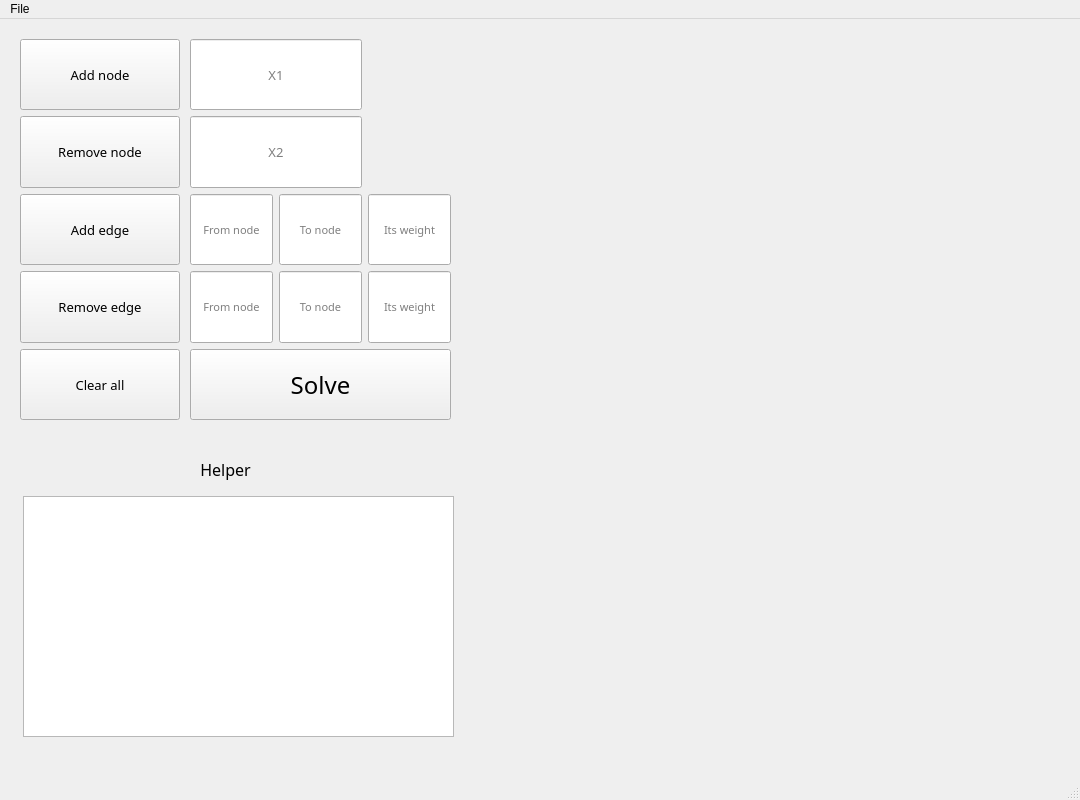
The window that ui_tmp.ui (elsayed5454/Signal-Flow-Graph-Solver) describes before a commit, drawn with Qt 5.
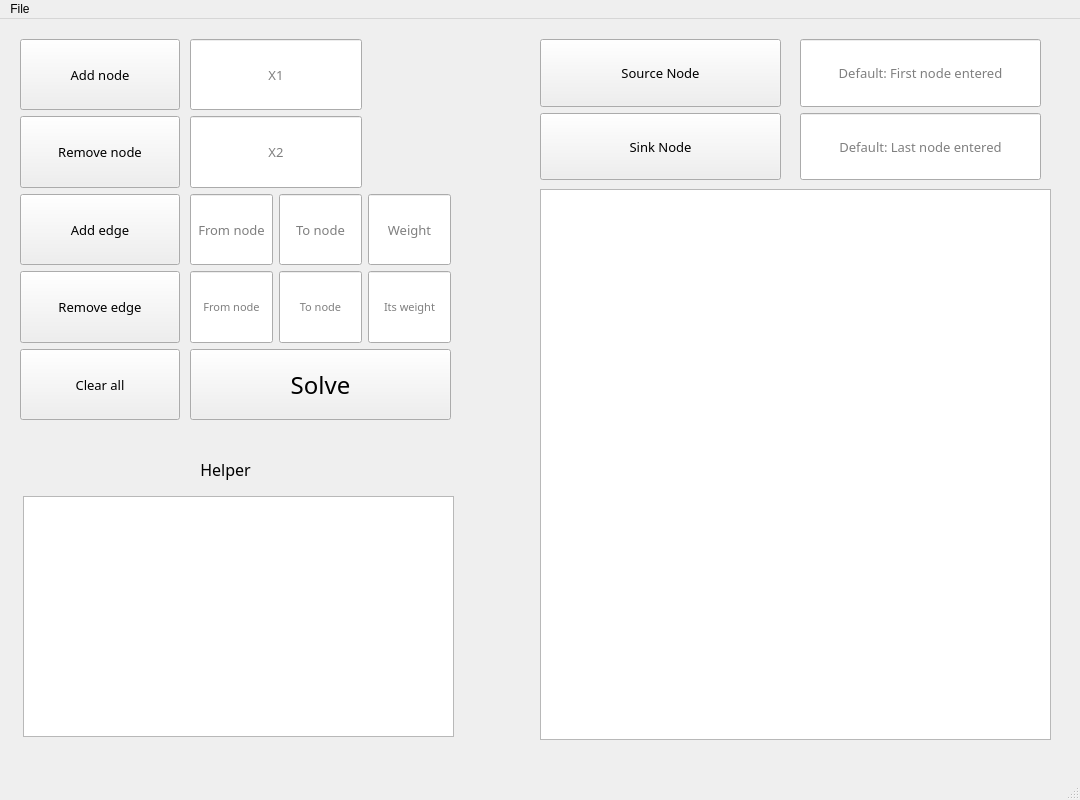
The same window after the commit.

Commit message: GUI done without remove edge

Diff of the .ui file:
```diff
--- a/ui_tmp.ui
+++ b/ui_tmp.ui
@@ -117,7 +117,7 @@
        <property name="font">
         <font>
          <family>Rockwell</family>
-         <pointsize>8</pointsize>
+         <pointsize>10</pointsize>
         </font>
        </property>
        <property name="alignment">
@@ -139,14 +139,14 @@
        <property name="font">
         <font>
          <family>Rockwell</family>
-         <pointsize>8</pointsize>
+         <pointsize>10</pointsize>
         </font>
        </property>
        <property name="alignment">
         <set>Qt::AlignCenter</set>
        </property>
        <property name="placeholderText">
-        <string>Its weight</string>
+        <string>Weight</string>
        </property>
       </widget>
      </item>
@@ -161,7 +161,7 @@
        <property name="font">
         <font>
          <family>Rockwell</family>
-         <pointsize>8</pointsize>
+         <pointsize>10</pointsize>
         </font>
        </property>
        <property name="alignment">
@@ -382,6 +382,128 @@
      <set>Qt::AlignCenter</set>
     </property>
    </widget>
+   <widget class="QTextEdit" name="solve_t">
+    <property name="enabled">
+     <bool>true</bool>
+    </property>
+    <property name="geometry">
+     <rect>
+      <x>540</x>
+      <y>170</y>
+      <width>511</width>
+      <height>551</height>
+     </rect>
+    </property>
+    <property name="readOnly">
+     <bool>true</bool>
+    </property>
+   </widget>
+   <widget class="QWidget" name="verticalLayoutWidget_2">
+    <property name="geometry">
+     <rect>
+      <x>540</x>
+      <y>20</y>
+      <width>241</width>
+      <height>141</height>
+     </rect>
+    </property>
+    <layout class="QVBoxLayout" name="verticalLayout_2">
+     <item>
+      <widget class="QPushButton" name="source_node_b">
+       <property name="sizePolicy">
+        <sizepolicy hsizetype="Minimum" vsizetype="Preferred">
+         <horstretch>0</horstretch>
+         <verstretch>0</verstretch>
+        </sizepolicy>
+       </property>
+       <property name="font">
+        <font>
+         <family>Rockwell</family>
+         <pointsize>10</pointsize>
+        </font>
+       </property>
+       <property name="text">
+        <string>Source Node</string>
+       </property>
+      </widget>
+     </item>
+     <item>
+      <widget class="QPushButton" name="sink_node_b">
+       <property name="sizePolicy">
+        <sizepolicy hsizetype="Minimum" vsizetype="Preferred">
+         <horstretch>0</horstretch>
+         <verstretch>0</verstretch>
+        </sizepolicy>
+       </property>
+       <property name="font">
+        <font>
+         <family>Rockwell</family>
+         <pointsize>10</pointsize>
+        </font>
+       </property>
+       <property name="text">
+        <string>Sink Node</string>
+       </property>
+      </widget>
+     </item>
+    </layout>
+   </widget>
+   <widget class="QWidget" name="verticalLayoutWidget_3">
+    <property name="geometry">
+     <rect>
+      <x>800</x>
+      <y>20</y>
+      <width>241</width>
+      <height>141</height>
+     </rect>
+    </property>
+    <layout class="QVBoxLayout" name="verticalLayout_3">
+     <item>
+      <widget class="QLineEdit" name="source_node_t">
+       <property name="sizePolicy">
+        <sizepolicy hsizetype="Expanding" vsizetype="Preferred">
+         <horstretch>0</horstretch>
+         <verstretch>0</verstretch>
+        </sizepolicy>
+       </property>
+       <property name="font">
+        <font>
+         <family>Rockwell</family>
+         <pointsize>10</pointsize>
+        </font>
+       </property>
+       <property name="alignment">
+        <set>Qt::AlignCenter</set>
+       </property>
+       <property name="placeholderText">
+        <string>Default: First node entered</string>
+       </property>
+      </widget>
+     </item>
+     <item>
+      <widget class="QLineEdit" name="sink_node_t">
+       <property name="sizePolicy">
+        <sizepolicy hsizetype="Expanding" vsizetype="Preferred">
+         <horstretch>0</horstretch>
+         <verstretch>0</verstretch>
+        </sizepolicy>
+       </property>
+       <property name="font">
+        <font>
+         <family>Rockwell</family>
+         <pointsize>10</pointsize>
+        </font>
+       </property>
+       <property name="alignment">
+        <set>Qt::AlignCenter</set>
+       </property>
+       <property name="placeholderText">
+        <string>Default: Last node entered</string>
+       </property>
+      </widget>
+     </item>
+    </layout>
+   </widget>
   </widget>
   <widget class="QMenuBar" name="menubar">
    <property name="geometry">
```
The commit also changes 6 other files.
